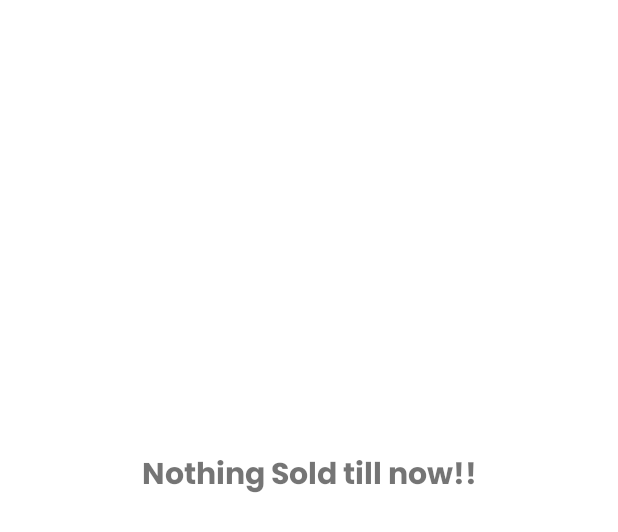
After one commit to VishwasDubey150/BU-Bazzar, an Android app: the layout fragment_sold.xml on its own in the app's theme, with its tools: preview values and no code run, on a phone screen of 412 x 824 dp. The commit adds this screen. Shown: the top 532 px of the screen. Run offline under Robolectric (Android 15) with nearby library versions, the phone set to English and light mode, and no system bars.

Commit message:
Done without finalising

```diff
--- a/app/src/main/java/com/example/sellnbuy/Constants.kt
+++ b/app/src/main/java/com/example/sellnbuy/Constants.kt
@@ -35,6 +35,7 @@ object Constants {
     const val CART_ITEMS:String="cart_items";
     const val ORDERS: String="orders"
     const val STOCK_QUANTITY: String="stock_quantity"
+    const val SOLD_PRODUCTS: String="sold_products"
 
     fun showImageChooser(activity: Activity) {
         val galleryIntent = Intent(
--- a/app/src/main/java/com/example/sellnbuy/dashboard.kt
+++ b/app/src/main/java/com/example/sellnbuy/dashboard.kt
@@ -28,7 +28,7 @@ class dashboard : AppCompatActivity() {
 
         val appBarConfiguration = AppBarConfiguration(
             setOf(
-                R.id.navigation_Order, R.id.navigation_dashboard, R.id.navigation_Product
+                R.id.navigation_Order, R.id.navigation_dashboard, R.id.navigation_Product,R.id.navigation_sold
             )
         )
         setupActionBarWithNavController(navController, appBarConfiguration)
--- a/app/src/main/java/com/example/sellnbuy/dashboard_details.kt
+++ b/app/src/main/java/com/example/sellnbuy/dashboard_details.kt
@@ -66,6 +66,7 @@ class dashboard_details : baseActivity() {
     {
         val atc=CartItem(
             firestore().getCurrentUserID(),
+            mProductOwnerId,
             mProductId,
             mProductDetails.title,
             mProductDetails.price,
--- /dev/null
+++ b/app/src/main/res/layout/fragment_sold.xml
@@ -0,0 +1,39 @@
+<?xml version="1.0" encoding="utf-8"?>
+<FrameLayout xmlns:android="http://schemas.android.com/apk/res/android"
+    xmlns:tools="http://schemas.android.com/tools"
+    android:layout_width="match_parent"
+    android:layout_height="match_parent"
+    xmlns:app="http://schemas.android.com/apk/res-auto"
+    tools:context=".SoldFragment"
+    android:id="@+id/navigation_sold">
+
+    <androidx.recyclerview.widget.RecyclerView
+        android:id="@+id/sold_rv"
+        android:layout_width="match_parent"
+        android:layout_height="match_parent"
+        android:visibility="gone"
+        app:layout_constraintBottom_toBottomOf="parent"
+        app:layout_constraintEnd_toEndOf="parent"
+        app:layout_constraintBottom_toTopOf="parent"
+        app:layout_constraintEnd_toStartOf="parent">
+    </androidx.recyclerview.widget.RecyclerView>
+
+    <TextView
+        android:id="@+id/empty_text_sold"
+        android:layout_width="match_parent"
+        android:layout_height="wrap_content"
+        android:layout_marginStart="8dp"
+        android:layout_marginTop="300dp"
+        android:layout_marginEnd="8dp"
+        android:fontFamily="@font/poppins_bold"
+        android:text="Nothing Sold till now!!"
+        android:textAlignment="center"
+        android:textSize="20sp"
+        app:layout_constraintBottom_toBottomOf="parent"
+        app:layout_constraintEnd_toEndOf="parent"
+        app:layout_constraintHorizontal_bias="1.0"
+        app:layout_constraintStart_toStartOf="parent"
+        app:layout_constraintTop_toTopOf="parent"
+        app:layout_constraintVertical_bias="0.412" />
+
+</FrameLayout>
--- a/app/src/main/res/menu/bottom_nav_menu.xml
+++ b/app/src/main/res/menu/bottom_nav_menu.xml
@@ -16,4 +16,9 @@
         android:icon="@drawable/ic_vector_orders"
         android:title="Orders" />
 
+    <item
+        android:id="@+id/navigation_sold"
+        android:icon="@drawable/ic_vector_sold_products"
+        android:title="Sold Products" />
+
 </menu>
--- a/app/src/main/res/navigation/mobile_navigation.xml
+++ b/app/src/main/res/navigation/mobile_navigation.xml
@@ -22,4 +22,10 @@
         android:name="com.example.sellnbuy.ui.Order.OrderFragment"
         android:label="Orders"
         tools:layout="@layout/fragment_orders" />
+
+    <fragment
+        android:id="@+id/navigation_sold"
+        android:name="com.example.sellnbuy.SoldFragment"
+        android:label="Sold Products"
+        tools:layout="@layout/fragment_sold" />
 </navigation>
```
Also changed, not shown: app/src/main/java/com/example/sellnbuy/SoldFragment.kt (added, +62 -0 lines), app/src/main/java/com/example/sellnbuy/checkout_screen.kt (+5 -3 lines), app/src/main/java/com/example/sellnbuy/firestore/firestore.kt (+53 -9 lines), app/src/main/java/com/example/sellnbuy/model/SoldProducts.kt (added, +20 -0 lines), app/src/main/java/com/example/sellnbuy/ui/Adapters/SoldProductsListAdapter.kt (added, +64 -0 lines), app/src/main/res/drawable/ic_vector_sold_products.xml (added, +28 -0 lines).
